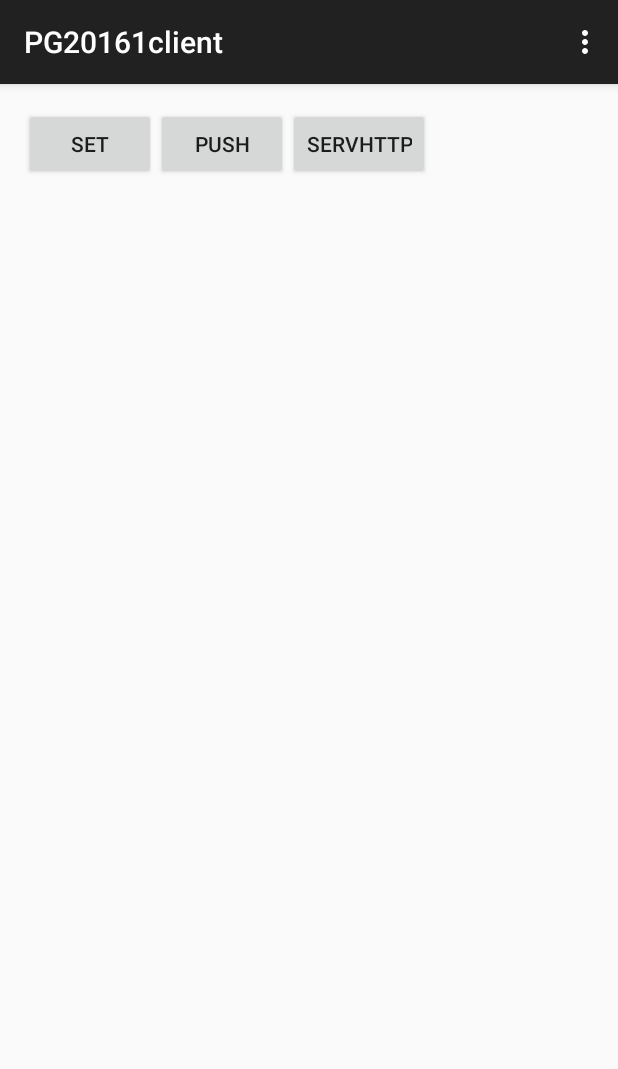
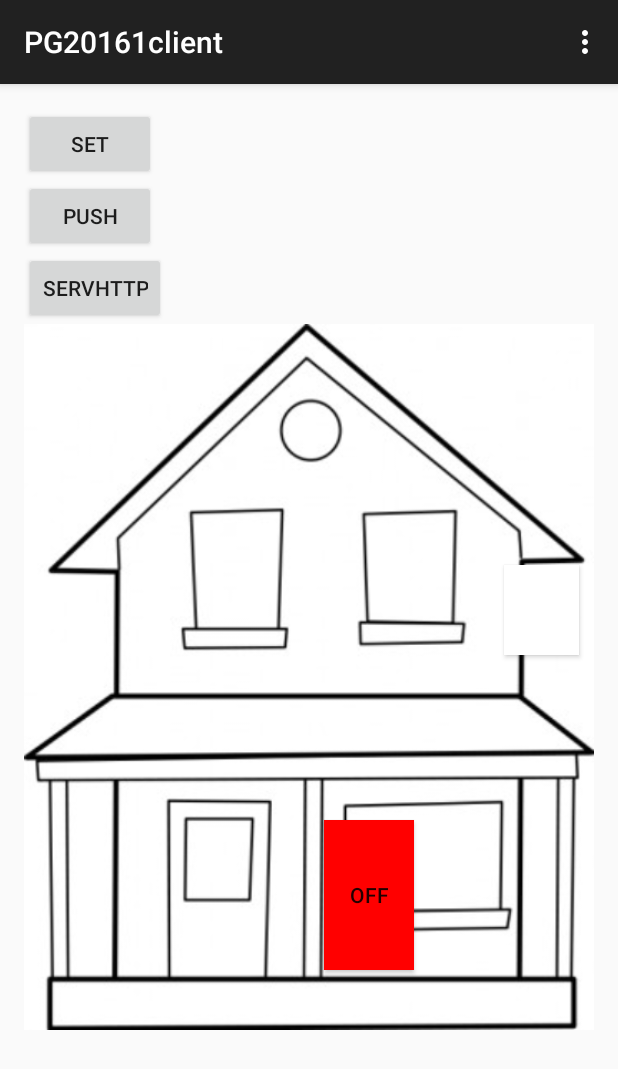
Before and after one commit to jfmolano/PG_client_201610, an Android app: the screen it shows after launch (MainActivity), in the options menu, after a tap on "Settings", on a phone screen of 412 x 824 dp. Shown: the top 1069 px of the screen. Run offline under Robolectric (Android 15) with nearby library versions, the phone set to English and light mode, and no system bars; network calls fail.

Commit message:
Botones e interfaz V1

```diff
--- a/app/src/main/java/com/uniandes/jfm/pg20161client/MainActivity.java
+++ b/app/src/main/java/com/uniandes/jfm/pg20161client/MainActivity.java
@@ -7,6 +7,7 @@ import android.os.Bundle;
 import android.view.Menu;
 import android.view.MenuItem;
 import android.view.View;
+import android.widget.Button;
 
 import org.apache.http.localserver.LocalTestServer;
 import org.apache.http.protocol.HttpRequestHandler;
@@ -38,11 +39,15 @@ public class MainActivity extends ActionBarActivity {
     public final static String PUERTO_MTC = "4000";
     public final static String APP_ID = "user04";
     private HttpRequestHandler hand;
+    public int opcion1;
+    public int opcion2;
 
     @Override
     protected void onCreate(Bundle savedInstanceState) {
         super.onCreate(savedInstanceState);
         setContentView(R.layout.activity_main);
+        opcion1 = 0;
+        opcion2 = 0;
     }
 
     public void servHTTP(View view){
@@ -55,6 +60,63 @@ public class MainActivity extends ActionBarActivity {
         }).start();
     }
 
+    public void op1(View view) {
+        if(opcion1==3)
+        {
+            opcion1=0;
+        }
+        opcion1++;
+        if(opcion1==1)//ON
+        {
+            Button mButton=(Button)findViewById(R.id.button_o1);
+            mButton.setText("ON");
+            mButton.setBackgroundColor(0xFF00FF00);
+            System.out.println("Opcion 1 ON");
+        }
+        else if(opcion1==2)//OFF
+        {
+            Button mButton=(Button)findViewById(R.id.button_o1);
+            mButton.setText("OFF");
+            mButton.setBackgroundColor(0xFFFF0000);
+            System.out.println("Opcion 1 OFF");
+        }
+        else//AUTO
+        {
+            Button mButton=(Button)findViewById(R.id.button_o1);
+            mButton.setText("AUTO");
+            mButton.setBackgroundColor(0xFF00BFFF);
+            System.out.println("Opcion 1 AUTO");
+        }
+    }
+
+    public void op2(View view) {
+        if(opcion2==3)
+        {
+            opcion2=0;
+        }
+        opcion2++;
+        if(opcion2==1)//ON
+        {
+            Button mButton=(Button)findViewById(R.id.button_o2);
+            mButton.setText("ON");
+            mButton.setBackgroundColor(0xFF00FF00);
+            System.out.println("Opcion 2 ON");
+        }
+        else if(opcion2==2)//OFF
+        {
+            Button mButton=(Button)findViewById(R.id.button_o2);
+            mButton.setText("OFF");
+            mButton.setBackgroundColor(0xFFFF0000);
+            System.out.println("Opcion 2 OFF");
+        }
+        else//AUTO
+        {
+            Button mButton=(Button)findViewById(R.id.button_o2);
+            mButton.setText("AUTO");
+            mButton.setBackgroundColor(0xFF00BFFF);
+            System.out.println("Opcion 2 AUTO");
+        }
+    }
 
     public void push(View view) {
         System.out.println("- - - - - - - - BOTON - - - - - - - -");
--- a/app/src/main/res/layout/activity_main.xml
+++ b/app/src/main/res/layout/activity_main.xml
@@ -1,6 +1,9 @@
 <LinearLayout xmlns:android="http://schemas.android.com/apk/res/android"
-    xmlns:tools="http://schemas.android.com/tools" android:layout_width="match_parent"
-    android:layout_height="match_parent" android:paddingLeft="@dimen/activity_horizontal_margin"
+    xmlns:tools="http://schemas.android.com/tools"
+    android:paddingLeft="@dimen/activity_horizontal_margin"
+    android:layout_width="fill_parent"
+    android:layout_height="fill_parent"
+    android:orientation="vertical"
     android:paddingRight="@dimen/activity_horizontal_margin"
     android:paddingTop="@dimen/activity_vertical_margin"
     android:paddingBottom="@dimen/activity_vertical_margin" tools:context=".MainActivity">
@@ -22,5 +25,30 @@
         android:layout_width="wrap_content"
         android:text="ServHTTP"
         android:onClick="servHTTP" />
-
+    <LinearLayout android:layout_width="fill_parent"
+        android:orientation="vertical"
+        android:layout_height="fill_parent">
+    <ImageView
+        android:layout_width="fill_parent"
+        android:layout_height="wrap_content"
+        android:adjustViewBounds="true"
+        android:contentDescription="imagen"
+        android:src="@drawable/casa" />
+        <Button
+        android:id="@+id/button_o1"
+        android:layout_height="100dp"
+        android:layout_width="60dp"
+        android:layout_marginTop="-140dp"
+        android:layout_marginLeft="200dp"
+        android:background="#FFFFFF"
+        android:onClick="op1" />
+        <Button
+            android:id="@+id/button_o2"
+            android:layout_height="60dp"
+            android:layout_width="50dp"
+            android:layout_marginTop="-270dp"
+            android:layout_marginLeft="320dp"
+            android:background="#FFFFFF"
+            android:onClick="op2" />
+    </LinearLayout>
 </LinearLayout>
```
Also changed, not shown: app/src/main/res/drawable/casa.jpg (added).
